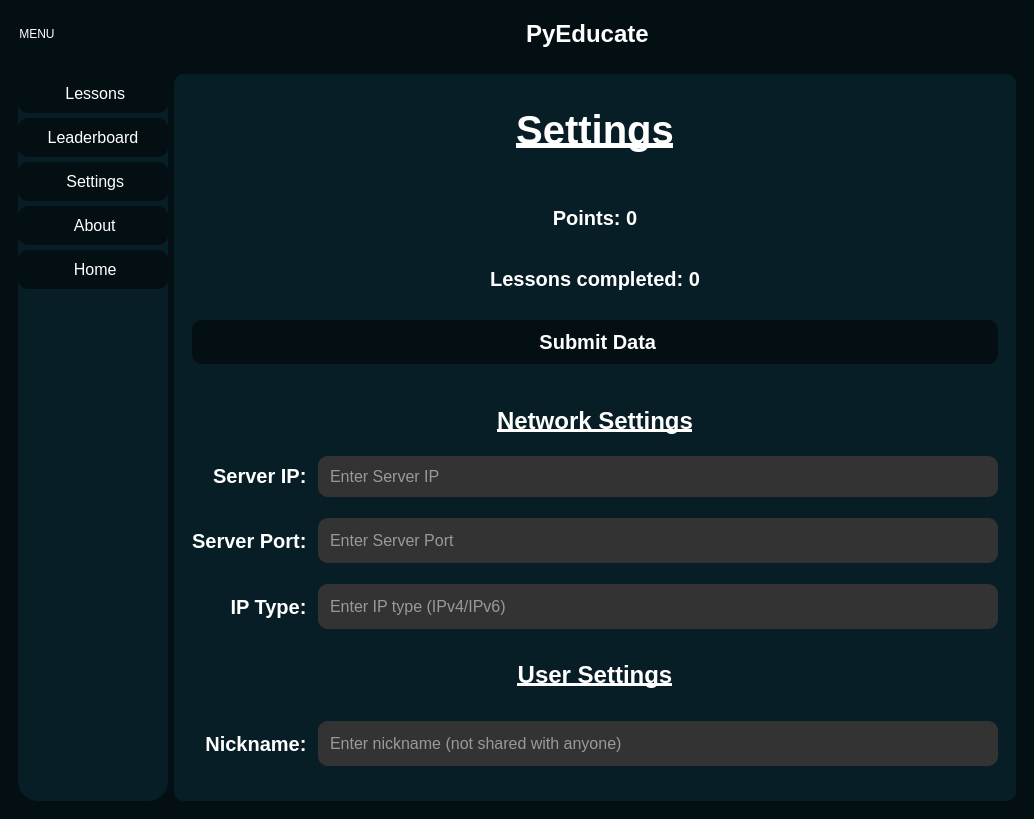
Old version of the form gui/client/interface.ui in the repository shegue77/PyEducate.
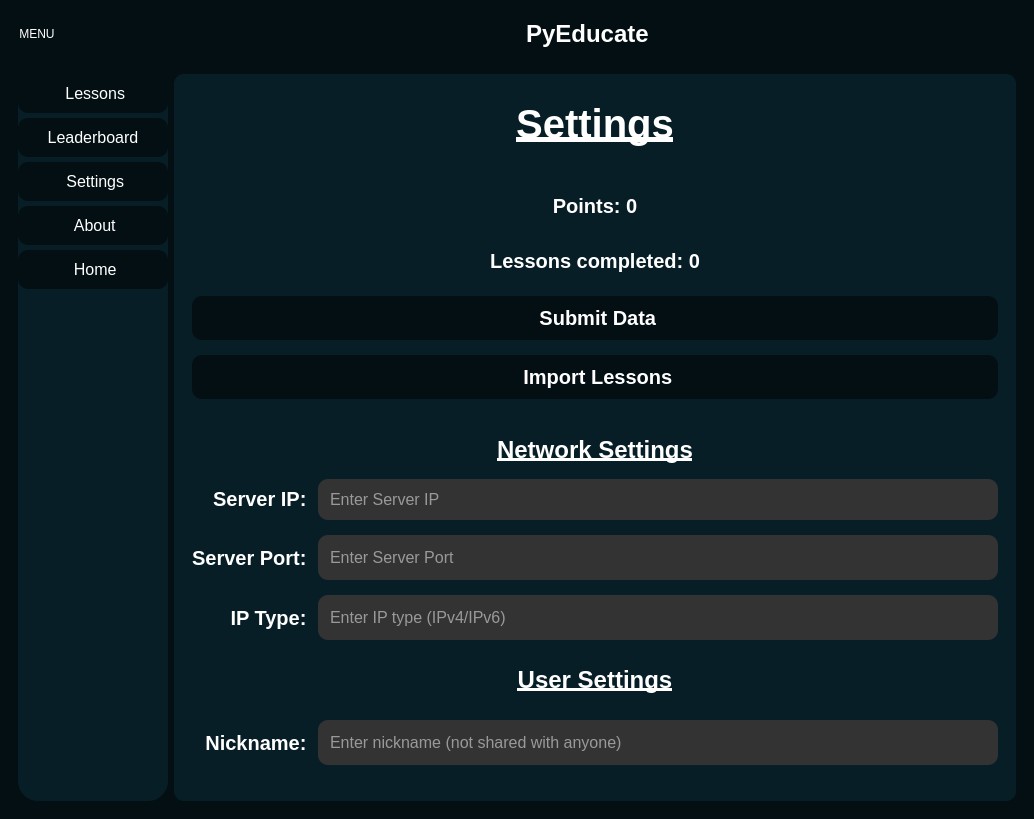
New version of the form. The open tabs and pages were chosen to show the change. Icons and pictures are not drawn.

The edit to the form file:
```diff
--- a/gui/client/interface.ui
+++ b/gui/client/interface.ui
@@ -383,7 +383,7 @@
           <item>
            <widget class="QStackedWidget" name="stackedWidget">
             <property name="currentIndex">
-             <number>5</number>
+             <number>4</number>
             </property>
             <widget class="QWidget" name="home_page">
              <layout class="QVBoxLayout" name="verticalLayout_5">
@@ -1228,7 +1228,30 @@
             </widget>
             <widget class="QWidget" name="settings_page">
              <layout class="QGridLayout" name="gridLayout_3">
-              <item row="6" column="0">
+              <item row="9" column="0" colspan="2">
+               <widget class="QLabel" name="label_21">
+                <property name="maximumSize">
+                 <size>
+                  <width>16777215</width>
+                  <height>50</height>
+                 </size>
+                </property>
+                <property name="font">
+                 <font>
+                  <pointsize>18</pointsize>
+                  <bold>true</bold>
+                  <underline>true</underline>
+                 </font>
+                </property>
+                <property name="text">
+                 <string>User Settings</string>
+                </property>
+                <property name="alignment">
+                 <set>Qt::AlignmentFlag::AlignCenter</set>
+                </property>
+               </widget>
+              </item>
+              <item row="7" column="0">
                <widget class="QLabel" name="label_18">
                 <property name="font">
                  <font>
@@ -1244,6 +1267,124 @@
                 </property>
                </widget>
               </item>
+              <item row="8" column="1">
+               <widget class="QLineEdit" name="ip_type_setting">
+                <property name="maximumSize">
+                 <size>
+                  <width>16777215</width>
+                  <height>45</height>
+                 </size>
+                </property>
+                <property name="font">
+                 <font>
+                  <pointsize>12</pointsize>
+                 </font>
+                </property>
+                <property name="placeholderText">
+                 <string>Enter IP type (IPv4/IPv6)</string>
+                </property>
+               </widget>
+              </item>
+              <item row="7" column="1">
+               <widget class="QLineEdit" name="port_setting">
+                <property name="maximumSize">
+                 <size>
+                  <width>16777215</width>
+                  <height>45</height>
+                 </size>
+                </property>
+                <property name="font">
+                 <font>
+                  <pointsize>12</pointsize>
+                 </font>
+                </property>
+                <property name="placeholderText">
+                 <string>Enter Server Port</string>
+                </property>
+               </widget>
+              </item>
+              <item row="2" column="0" colspan="2">
+               <widget class="QLabel" name="lescomplete_amount">
+                <property name="maximumSize">
+                 <size>
+                  <width>16777215</width>
+                  <height>40</height>
+                 </size>
+                </property>
+                <property name="font">
+                 <font>
+                  <pointsize>15</pointsize>
+                  <bold>true</bold>
+                 </font>
+                </property>
+                <property name="text">
+                 <string>Lessons completed: 0</string>
+                </property>
+                <property name="alignment">
+                 <set>Qt::AlignmentFlag::AlignCenter</set>
+                </property>
+               </widget>
+              </item>
+              <item row="6" column="0">
+               <widget class="QLabel" name="label_17">
+                <property name="maximumSize">
+                 <size>
+                  <width>16777215</width>
+                  <height>40</height>
+                 </size>
+                </property>
+                <property name="font">
+                 <font>
+                  <pointsize>15</pointsize>
+                  <bold>true</bold>
+                 </font>
+                </property>
+                <property name="text">
+                 <string>Server IP: </string>
+                </property>
+                <property name="alignment">
+                 <set>Qt::AlignmentFlag::AlignRight|Qt::AlignmentFlag::AlignTrailing|Qt::AlignmentFlag::AlignVCenter</set>
+                </property>
+               </widget>
+              </item>
+              <item row="8" column="0">
+               <widget class="QLabel" name="label_19">
+                <property name="font">
+                 <font>
+                  <pointsize>15</pointsize>
+                  <bold>true</bold>
+                 </font>
+                </property>
+                <property name="text">
+                 <string>IP Type: </string>
+                </property>
+                <property name="alignment">
+                 <set>Qt::AlignmentFlag::AlignRight|Qt::AlignmentFlag::AlignTrailing|Qt::AlignmentFlag::AlignVCenter</set>
+                </property>
+               </widget>
+              </item>
+              <item row="1" column="0" colspan="2">
+               <widget class="QLabel" name="points_amount">
+                <property name="maximumSize">
+                 <size>
+                  <width>16777215</width>
+                  <height>40</height>
+                 </size>
+                </property>
+                <property name="font">
+                 <font>
+                  <pointsize>15</pointsize>
+                  <bold>true</bold>
+                 </font>
+                </property>
+                <property name="text">
+                 <string>Points: 0</string>
+                </property>
+                <property name="alignment">
+                 <set>Qt::AlignmentFlag::AlignCenter</set>
+                </property>
+               </widget>
+              </item>
               <item row="3" column="0" colspan="2">
                <widget class="QPushButton" name="submit_settings">
                 <property name="font">
@@ -1267,90 +1408,7 @@
                 </property>
                </widget>
               </item>
-              <item row="7" column="0">
-               <widget class="QLabel" name="label_19">
-                <property name="font">
-                 <font>
-                  <pointsize>15</pointsize>
-                  <bold>true</bold>
-                 </font>
-                </property>
-                <property name="text">
-                 <string>IP Type: </string>
-                </property>
-                <property name="alignment">
-                 <set>Qt::AlignmentFlag::AlignRight|Qt::AlignmentFlag::AlignTrailing|Qt::AlignmentFlag::AlignVCenter</set>
-                </property>
-               </widget>
-              </item>
-              <item row="4" column="0" colspan="2">
-               <widget class="QLabel" name="label_20">
-                <property name="maximumSize">
-                 <size>
-                  <width>16777215</width>
-                  <height>50</height>
-                 </size>
-                </property>
-                <property name="font">
-                 <font>
-                  <pointsize>18</pointsize>
-                  <bold>true</bold>
-                  <underline>true</underline>
-                 </font>
-                </property>
-                <property name="acceptDrops">
-                 <bool>false</bool>
-                </property>
-                <property name="text">
-                 <string>Network Settings</string>
-                </property>
-                <property name="alignment">
-                 <set>Qt::AlignmentFlag::AlignBottom|Qt::AlignmentFlag::AlignHCenter</set>
-                </property>
-               </widget>
-              </item>
-              <item row="7" column="1">
-               <widget class="QLineEdit" name="ip_type_setting">
-                <property name="maximumSize">
-                 <size>
-                  <width>16777215</width>
-                  <height>45</height>
-                 </size>
-                </property>
-                <property name="font">
-                 <font>
-                  <pointsize>12</pointsize>
-                 </font>
-                </property>
-                <property name="placeholderText">
-                 <string>Enter IP type (IPv4/IPv6)</string>
-                </property>
-               </widget>
-              </item>
-              <item row="8" column="0" colspan="2">
-               <widget class="QLabel" name="label_21">
-                <property name="maximumSize">
-                 <size>
-                  <width>16777215</width>
-                  <height>50</height>
-                 </size>
-                </property>
-                <property name="font">
-                 <font>
-                  <pointsize>18</pointsize>
-                  <bold>true</bold>
-                  <underline>true</underline>
-                 </font>
-                </property>
-                <property name="text">
-                 <string>User Settings</string>
-                </property>
-                <property name="alignment">
-                 <set>Qt::AlignmentFlag::AlignCenter</set>
-                </property>
-               </widget>
-              </item>
-              <item row="5" column="1">
+              <item row="6" column="1">
                <widget class="QLineEdit" name="ip_setting">
                 <property name="enabled">
                  <bool>true</bool>
@@ -1377,25 +1435,7 @@
                 </property>
                </widget>
               </item>
-              <item row="6" column="1">
-               <widget class="QLineEdit" name="port_setting">
-                <property name="maximumSize">
-                 <size>
-                  <width>16777215</width>
-                  <height>45</height>
-                 </size>
-                </property>
-                <property name="font">
-                 <font>
-                  <pointsize>12</pointsize>
-                 </font>
-                </property>
-                <property name="placeholderText">
-                 <string>Enter Server Port</string>
-                </property>
-               </widget>
-              </item>
-              <item row="9" column="0">
+              <item row="10" column="0">
                <widget class="QLabel" name="label_22">
                 <property name="font">
                  <font>
@@ -1414,6 +1454,32 @@
                 </property>
                </widget>
               </item>
+              <item row="5" column="0" colspan="2">
+               <widget class="QLabel" name="label_20">
+                <property name="maximumSize">
+                 <size>
+                  <width>16777215</width>
+                  <height>50</height>
+                 </size>
+                </property>
+                <property name="font">
+                 <font>
+                  <pointsize>18</pointsize>
+                  <bold>true</bold>
+                  <underline>true</underline>
+                 </font>
+                </property>
+                <property name="acceptDrops">
+                 <bool>false</bool>
+                </property>
+                <property name="text">
+                 <string>Network Settings</string>
+                </property>
+                <property name="alignment">
+                 <set>Qt::AlignmentFlag::AlignBottom|Qt::AlignmentFlag::AlignHCenter</set>
+                </property>
+               </widget>
+              </item>
               <item row="0" column="0" colspan="2">
                <widget class="QLabel" name="settings_title">
                 <property name="sizePolicy">
@@ -1445,7 +1511,7 @@
                 </property>
                </widget>
               </item>
-              <item row="9" column="1">
+              <item row="10" column="1">
                <widget class="QLineEdit" name="user_setting">
                 <property name="maximumSize">
                  <size>
@@ -1463,14 +1529,8 @@
                 </property>
                </widget>
               </item>
-              <item row="5" column="0">
-               <widget class="QLabel" name="label_17">
-                <property name="maximumSize">
-                 <size>
-                  <width>16777215</width>
-                  <height>40</height>
-                 </size>
-                </property>
+              <item row="4" column="0" colspan="2">
+               <widget class="QPushButton" name="import_lessons_b">
                 <property name="font">
                  <font>
                   <pointsize>15</pointsize>
@@ -1478,54 +1538,17 @@
                  </font>
                 </property>
                 <property name="text">
-                 <string>Server IP: </string>
+                 <string> Import Lessons</string>
                 </property>
-                <property name="alignment">
-                 <set>Qt::AlignmentFlag::AlignRight|Qt::AlignmentFlag::AlignTrailing|Qt::AlignmentFlag::AlignVCenter</set>
+                <property name="icon">
+                 <iconset resource="icons.qrc">
+                  <normaloff>:/icons/icons/download.svg</normaloff>:/icons/icons/download.svg</iconset>
                 </property>
-               </widget>
-              </item>
-              <item row="2" column="0" colspan="2">
-               <widget class="QLabel" name="lescomplete_amount">
-                <property name="maximumSize">
+                <property name="iconSize">
                  <size>
-                  <width>16777215</width>
-                  <height>40</height>
+                  <width>24</width>
+                  <height>24</height>
                  </size>
-                </property>
-                <property name="font">
-                 <font>
-                  <pointsize>15</pointsize>
-                  <bold>true</bold>
-                 </font>
-                </property>
-                <property name="text">
-                 <string>Lessons completed: 0</string>
-                </property>
-                <property name="alignment">
-                 <set>Qt::AlignmentFlag::AlignCenter</set>
-                </property>
-               </widget>
-              </item>
-              <item row="1" column="0" colspan="2">
-               <widget class="QLabel" name="points_amount">
-                <property name="maximumSize">
-                 <size>
-                  <width>16777215</width>
-                  <height>40</height>
-                 </size>
-                </property>
-                <property name="font">
-                 <font>
-                  <pointsize>15</pointsize>
-                  <bold>true</bold>
-                 </font>
-                </property>
-                <property name="text">
-                 <string>Points: 0</string>
-                </property>
-                <property name="alignment">
-                 <set>Qt::AlignmentFlag::AlignCenter</set>
                 </property>
                </widget>
               </item>
```
